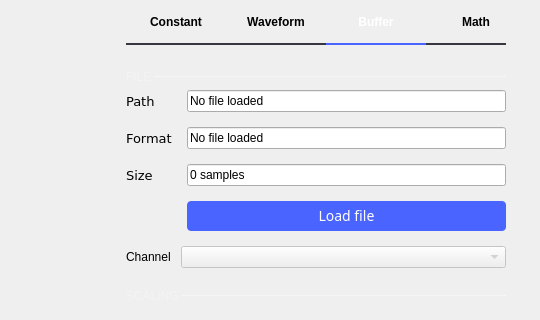
Qt form ui/signal_generator.ui (analogdevicesinc/scopy) before a commit; both pictures show x 648 to 1188 and y 90 to 410 of the 1188 by 765 pixel window.
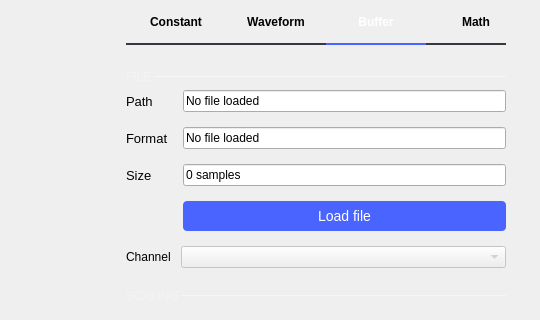
The same form after that commit. Icons and pictures are not drawn. Custom widgets are drawn as their Qt base class.

Commit message: App: deleted all fonts from stylesheets and source files and set application font to Open Sans

Diff of the .ui file:
```diff
--- a/ui/signal_generator.ui
+++ b/ui/signal_generator.ui
@@ -669,7 +669,7 @@
                          </property>
                          <property name="font">
                           <font>
-                           <family>DejaVu Sans</family>
+                           
                            <pointsize>10</pointsize>
                           </font>
                          </property>
@@ -701,7 +701,7 @@
                         <widget class="QLabel" name="label_9">
                          <property name="font">
                           <font>
-                           <family>DejaVu Sans</family>
+                           
                            <pointsize>10</pointsize>
                           </font>
                          </property>
@@ -733,7 +733,7 @@
                         <widget class="QLabel" name="label_7">
                          <property name="font">
                           <font>
-                           <family>DejaVu Sans</family>
+                           
                            <pointsize>10</pointsize>
                           </font>
                          </property>
@@ -828,7 +828,7 @@
 background-color: #4a64ff;
   height: 30px;
   border-radius: 4px;
-  font-family: ArialMT;
+  
   font-size: 14px;
   font-weight: normal;
   font-style: normal;
```
Left out of the diff: 2 changed lines with no effect on the pictures. The commit also changes 42 other files.
